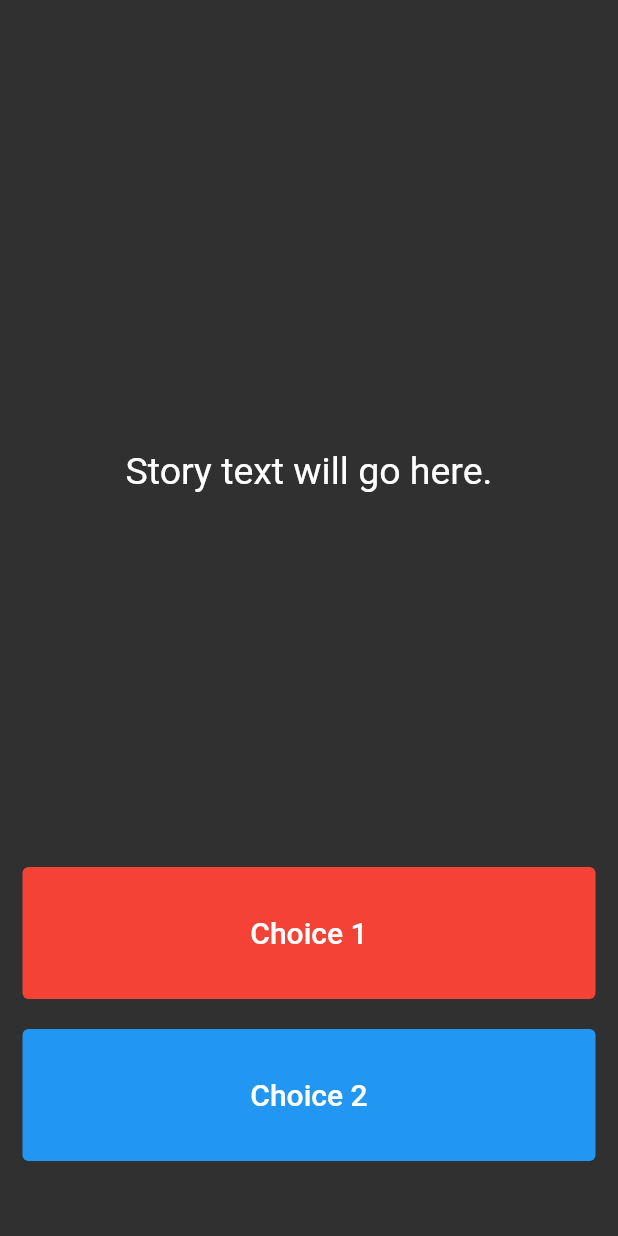
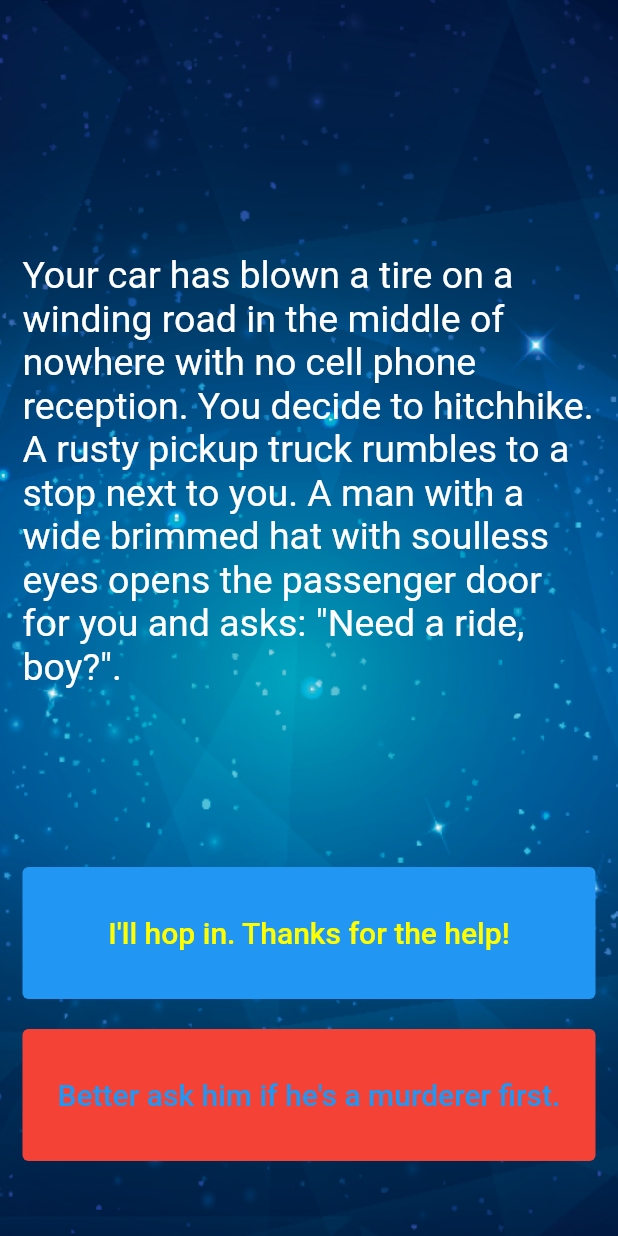
Before and after one commit to HeratUni-CS/destini-hazrat2023, a Flutter app: the screen it shows after launch, on a phone screen of 412 x 824 dp. Run offline on Flutter 3.47's test engine with Material 2 defaults, Android fonts, the phone set to English and light mode, and no system bars.

Commit message:
distiny project for cheaking the text by two options which created in using fatbutton

```diff
--- a/lib/main.dart
+++ b/lib/main.dart
@@ -1,4 +1,5 @@
 import 'package:flutter/material.dart';
+import 'story_brain.dart';
 
 //TODO: Step 15 - Run the app and see if you can see the screen update with the first story. Delete this TODO if it looks as you expected.
 
@@ -14,6 +15,7 @@ class Destini extends StatelessWidget {
 }
 
 //TODO: Step 9 - Create a new storyBrain object from the StoryBrain class.
+StoryBrain storyBrain = StoryBrain();
 
 class StoryPage extends StatefulWidget {
   _StoryPageState createState() => _StoryPageState();
@@ -24,7 +26,12 @@ class _StoryPageState extends State<StoryPage> {
   Widget build(BuildContext context) {
     return Scaffold(
       body: Container(
-        //TODO: Step 1 - Add background.png to this Container as a background image.
+        decoration: BoxDecoration(
+          image: DecorationImage(
+            image: AssetImage('images/background.png'),
+            fit: BoxFit.cover,
+          ),
+        ),
         padding: EdgeInsets.symmetric(vertical: 50.0, horizontal: 15.0),
         constraints: BoxConstraints.expand(),
         child: SafeArea(
@@ -36,7 +43,7 @@ class _StoryPageState extends State<StoryPage> {
                 child: Center(
                   child: Text(
                     //TODO: Step 10 - use the storyBrain to get the first story title and display it in this Text Widget.
-                    'Story text will go here.',
+                    storyBrain.getStory(),
                     style: TextStyle(
                       fontSize: 25.0,
                     ),
@@ -49,14 +56,18 @@ class _StoryPageState extends State<StoryPage> {
                   onPressed: () {
                     //Choice 1 made by user.
                     //TODO: Step 18 - Call the nextStory() method from storyBrain and pass the number 1 as the choice made by the user.
+                    //TODO: Step 24 - Run the app and try to figure out what code you need to add to this file to make the story change when you press on the choice buttons.
+                    setState(() {
+                      storyBrain.nextStory(1);
+                    });
                   },
-                  style: TextButton.styleFrom(backgroundColor: Colors.red),
+                  style: TextButton.styleFrom(backgroundColor: Colors.blue),
                   child: Text(
                     //TODO: Step 13 - Use the storyBrain to get the text for choice 1.
-                    'Choice 1',
+                    storyBrain.getChoice1(),
                     style: TextStyle(
                       fontSize: 20.0,
-                      color: Colors.white,
+                      color: Colors.yellowAccent,
                     ),
                   ),
                 ),
@@ -66,20 +77,25 @@ class _StoryPageState extends State<StoryPage> {
               ),
               Expanded(
                 flex: 2,
-                //TODO: Step 26 - Use a Flutter Visibility Widget to wrap this TextButton.
+                //TODO: Step 26 - Use a Flutter Visibility Widget to wrap this FlatButton.
                 //TODO: Step 28 - Set the "visible" property of the Visibility Widget to equal the output from the buttonShouldBeVisible() method in the storyBrain.
+                child: Visibility(
+                  visible: storyBrain.buttonShouldBeVisible(),
                   child: TextButton(
                     onPressed: () {
                       //Choice 2 made by user.
                       //TODO: Step 19 - Call the nextStory() method from storyBrain and pass the number 2 as the choice made by the user.
+                      setState(() {
+                        storyBrain.nextStory(2);
+                      });
                     },
-                  style: TextButton.styleFrom(backgroundColor: Colors.blue),
+                    style: TextButton.styleFrom(backgroundColor: Colors.red),
                     child: Text(
                       //TODO: Step 14 - Use the storyBrain to get the text for choice 2.
-                    'Choice 2',
+                      storyBrain.getChoice2(),
                       style: TextStyle(
                         fontSize: 20.0,
-                      color: Colors.white,
+                      ),
                     ),
                   ),
                 ),
@@ -91,6 +107,5 @@ class _StoryPageState extends State<StoryPage> {
     );
   }
 }
-//TODO: Step 24 - Run the app and try to figure out what code you need to add to this file to make the story change when you press on the choice buttons.
 
-//TODO: Step 29 - Run the app and test it against the Story Outline to make sure you've completed all the steps.
+//TODO: Step 29 - Run the app and test it against the Story Outline to make sure you've completed all the steps. The code for the completed app can be found here: https://github.com/londonappbrewery/destini-challenge-completed/
```
Also changed, not shown: lib/story.dart (+9 -3 lines), lib/story_brain.dart (+81 -41 lines), pubspec.lock. Lines whose indentation alone changed are shown as unchanged.
